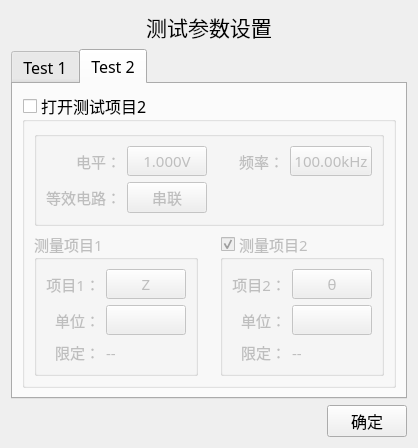
Above: MulitChannalBox/clsMultModeMeterUi.ui from caicaiking/WKEFactoryView2014 before the change. Below: the same form after it.
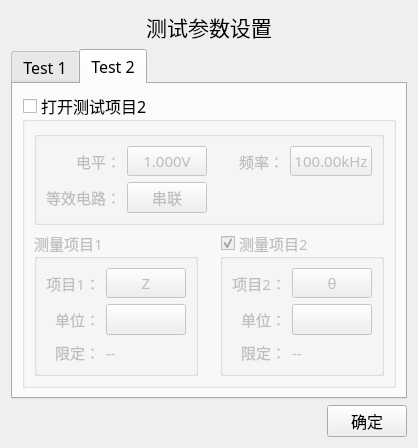
That is the form after the change. The open tabs and pages were chosen to show the change. Custom widgets are drawn as their Qt base class.

Commit message: 修复了Multi-channel Model 扫描没有加载校准值

```diff
--- a/MulitChannalBox/clsMultModeMeterUi.ui
+++ b/MulitChannalBox/clsMultModeMeterUi.ui
@@ -759,6 +759,12 @@
                      <height>30</height>
                     </size>
                    </property>
+                   <property name="font">
+                    <font>
+                     <family>楷体</family>
+                     <pointsize>12</pointsize>
+                    </font>
+                   </property>
                    <property name="text">
                     <string/>
                    </property>
@@ -890,6 +896,12 @@
                      <height>30</height>
                     </size>
                    </property>
+                   <property name="font">
+                    <font>
+                     <family>楷体</family>
+                     <pointsize>12</pointsize>
+                    </font>
+                   </property>
                    <property name="text">
                     <string/>
                    </property>
```
Left out of the diff: 2 changed lines with no effect on the pictures. The commit also changes 1 other file.
